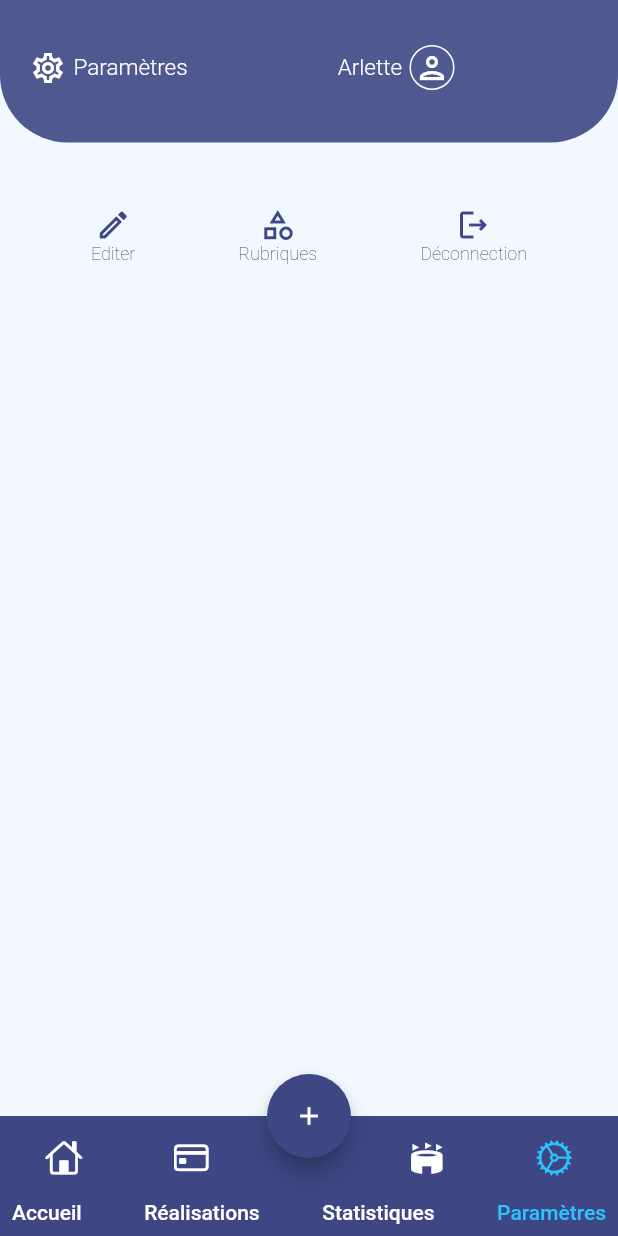
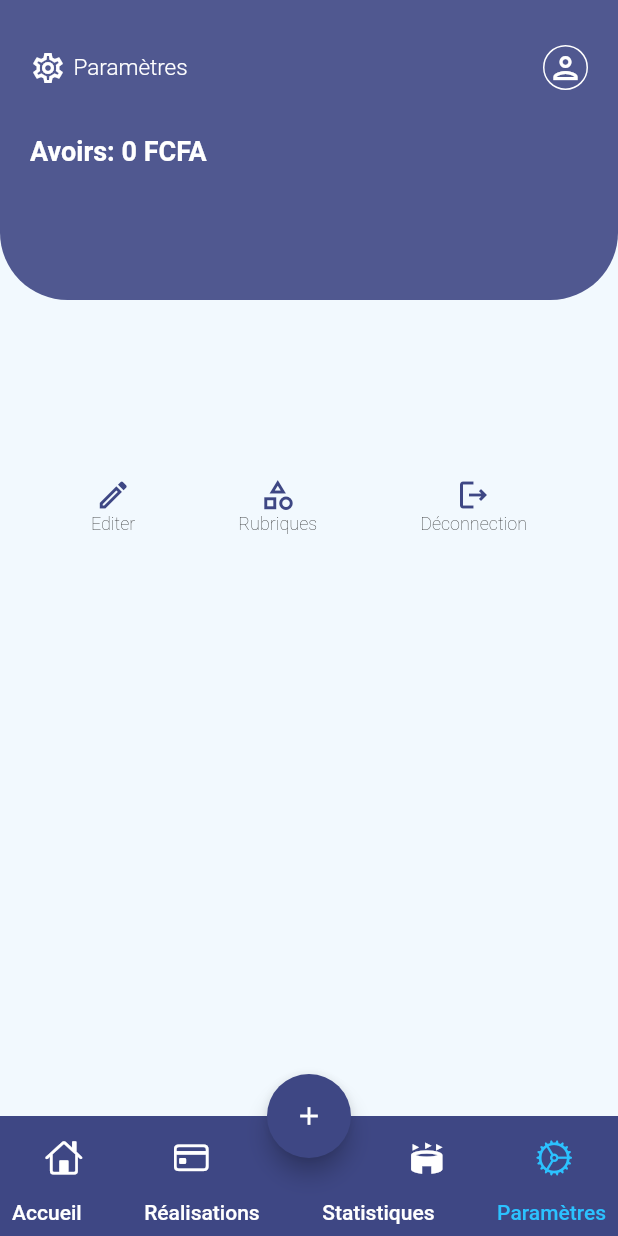
Before and after one commit to EdmondDossa/gestion-finance-personnelle, a Flutter app: the screen it shows once a user with an empty profile is signed in, item 4 of the bottom bar chosen, on a phone screen of 412 x 824 dp. Run offline on Flutter 3.47's test engine with Material 2 defaults, Android fonts, the phone set to English and light mode, and no system bars; drawn by our look-alikes of animated_bottom_navigation_bar; our stand-ins replace cloud_firestore, firebase_auth, firebase_core, fl_chart, google_fonts, hive and 1 more; missing offline and left inert: icon_badge; accounts and stored records are empty.

Commit message:
problème d'ebrégistrement d'avoir

```diff
--- a/lib/Hive_Models/allModels.dart
+++ b/lib/Hive_Models/allModels.dart
@@ -18,11 +18,9 @@ class HDettes extends HiveObject {
   @HiveField(0)
   late double montant;
   @HiveField(1)
-  late String date;
-  @HiveField(2)
   late String userUid = authServices.currentUser.uid;
 
-  HDettes(this.montant,this.date);
+  HDettes(this.montant);
 }
 
 @HiveType(typeId: 2)
@@ -44,10 +42,8 @@ class HPrets extends HiveObject {
   @HiveField(0)
   double montant;
   @HiveField(1)
-  String date;
-  @HiveField(2)
   String userUid = authServices.currentUser.uid;
-  HPrets(this.montant, this.date);
+  HPrets(this.montant);
 }
 
 @HiveType(typeId: 4)
--- a/lib/main.dart
+++ b/lib/main.dart
@@ -13,7 +13,7 @@ void main() async {
   WidgetsFlutterBinding.ensureInitialized();
   await Firebase.initializeApp();
   await Hive.initFlutter();
-  initDatabase();
+  await initDatabase();
   initializeDateFormatting('fr_FR', null).then((_) {
     runApp(MyApp());
   });
--- a/lib/models/avoirs.dart
+++ b/lib/models/avoirs.dart
@@ -1,9 +1,11 @@
+import 'package:gestion_finance/utilities/auth_services.dart';
+
 class GFAvoirs {
   String? uid;
   double capital = 0;
-  String userUid = "";
+  String? userUid = authServices.currentUser.uid;
 
-  GFAvoirs(this.capital,this.userUid);
+  GFAvoirs(this.capital);
 
   GFAvoirs.fromJson(Map<String, dynamic> json) {
     capital = json["capital"];
--- a/lib/screens/home.dart
+++ b/lib/screens/home.dart
@@ -139,10 +139,7 @@ class _HomePageState extends State<HomePage> {
         elevation: 5,
         isScrollControlled: true,
         builder: (_) {
-          if (index == 3) {
-            Navigator.push(context,
-                MaterialPageRoute(builder: (context) => AddRubriquePage()));
-          } else if (index == 0 || index == 1 || index == 2) {
+          if (index == 0 || index == 1 || index == 2) {
             return Container(
               height: 150,
               padding: EdgeInsets.only(
--- a/lib/screens/parametre.dart
+++ b/lib/screens/parametre.dart
@@ -1,6 +1,12 @@
 import 'package:flutter/material.dart';
+import 'package:gestion_finance/Hive_Models/allModels.dart';
+import 'package:gestion_finance/models/avoirs.dart';
+import 'package:gestion_finance/models/dettes.dart';
+import 'package:gestion_finance/models/prets.dart';
 import 'package:gestion_finance/screens/all_rubriques.dart';
 import 'package:gestion_finance/utilities/auth_services.dart';
+import 'package:gestion_finance/utilities/db_services.dart';
+import 'package:hive_flutter/hive_flutter.dart';
 
 import '../utilities/colors.dart';
 
@@ -14,7 +20,56 @@ class ParametrePage extends StatefulWidget {
 class _ParametrePageState extends State<ParametrePage> {
   TextEditingController _email = TextEditingController();
   TextEditingController _username = TextEditingController();
+  var _avoir;
+  var _dette;
+  var _pret;
   bool isModalOpen = false;
+
+  _getConfig() async {
+    var _avoirBox = Hive.box<HAvoirs>("Avoirs");
+    var _detteBox = Hive.box<HDettes>("Dettes");
+    var _pretBox = Hive.box<HPrets>("Prets");
+    final dataAvoirs = _avoirBox.keys.map((key) {
+      final item = _avoirBox.get(key);
+
+      return GFAvoirs(item!.capital);
+    }).toList();
+
+    final dataDettes = _detteBox.keys.map((key) {
+      final item = _detteBox.get(key);
+
+      return GFDettes(montantTotal: item!.montant);
+    }).toList();
+
+    final dataPrets = _pretBox.keys.map((key) {
+      final item = _pretBox.get(key);
+
+      return GFPrets(montantTotal: item!.montant);
+    }).toList();
+   _avoirBox.close();
+    _detteBox.close();
+    _pretBox.close();
+    setState(() {
+      if (dataAvoirs.length!=0){
+        _avoir = dataAvoirs[0];
+      }
+      if (dataDettes.length!=0){
+        _dette = dataDettes[0];
+      }
+      if (dataPrets.length!=0){
+        _pret = dataPrets[0];
+      }
+
+
+    });
+  }
+
+  @override
+  void initState() {
+    // TODO: implement initState
+    super.initState();
+    _getConfig();
+  }
 
    @override
   Widget build(BuildContext context) {
@@ -29,13 +84,13 @@ class _ParametrePageState extends State<ParametrePage> {
           Column(children: [
             Container(
               width: double.infinity,
-              height: 120,
+              height: 300,
               //decoration: BoxDecoration(color: grey),
               child: Column(
                 children: [
                   Container(
                     width: double.infinity,
-                    height: 95,
+                    height: 200,
                     decoration: BoxDecoration(
                       color: buttonColor.withOpacity(0.9),
                       borderRadius: BorderRadius.only(
@@ -49,7 +104,9 @@ class _ParametrePageState extends State<ParametrePage> {
                           padding: const EdgeInsets.symmetric(
                               horizontal: 20, vertical: 30),
                           child: Row(
-                            //mainAxisAlignment: MainAxisAlignment.spaceBetween,
+                            mainAxisAlignment: MainAxisAlignment.spaceBetween,
+                            children: [
+                              Row(
                                 children: [
                                   Icon(
                                     Icons.settings_outlined,
@@ -66,19 +123,38 @@ class _ParametrePageState extends State<ParametrePage> {
                                         color: white),
                                     textAlign: TextAlign.center,
                                   ),
-                              Padding(
-                                padding: const EdgeInsets.only(left: 100),
-                                child: Row(
+                                ],
+                              ),
+                              Row(
                                 mainAxisAlignment:
                                     MainAxisAlignment.spaceBetween,
                                 children: [
-                                    Text(
-                                      "Arlette",
+                                  StreamBuilder(
+                                      stream: dbServies.getUser(),
+                                      builder: (_, s) {
+                                        if (s.hasData) {
+                                          final user = s.data![0];
+                                          return Text(
+                                            user.username.toString(),
+                                            textAlign: TextAlign.center,
                                             style: TextStyle(
+                                              fontWeight: FontWeight.w300,
                                               fontSize: 15,
-                                          fontWeight: FontWeight.w300,
-                                          color: white),
+                                              color: white,
                                             ),
+                                          );
+                                        } else {
+                                          return Text(
+                                            "",
+                                            textAlign: TextAlign.center,
+                                            style: TextStyle(
+                                              fontWeight: FontWeight.w600,
+                                              fontSize: 18,
+                                              color: white,
+                                            ),
+                                          );
+                                        }
+                                      }),
                                   SizedBox(
                                     width: 5,
                                   ),
@@ -86,18 +162,37 @@ class _ParametrePageState extends State<ParametrePage> {
                                     width: 30,
                                     height: 30,
                                     decoration: BoxDecoration(
-                                          borderRadius:
-                                              BorderRadius.circular(30),
+                                        borderRadius: BorderRadius.circular(30),
                                         border: Border.all(color: white)),
                                     child: Icon(Icons.person_outlined,
                                         color: white),
                                   )
                                 ],
-                                ),
                               )
                             ],
                           ),
                         ),
+                        Padding(
+                          padding: EdgeInsets.symmetric(horizontal: 20),
+                          child: Row(
+                            children: [
+                              Text(
+                                "Avoirs: ",
+                                style: TextStyle(
+                                    fontSize: 18,
+                                    fontWeight: FontWeight.bold,
+                                    color: white),
+                              ),
+                              Text(
+                                _avoir != null ? _avoir!.montantTotal.toString() + " FCFA" : "0 FCFA",
+                                style: TextStyle(
+                                    fontSize: 18,
+                                    fontWeight: FontWeight.bold,
+                                    color: white),
+                              )
+                            ],
+                          ),
+                        )
                       ],
                     ),
                   ),
```
Also changed, not shown: lib/screens/configuration.dart (+22 -14 lines), lib/Hive_Models/allModels.g.dart. Lines whose indentation alone changed are shown as unchanged.
